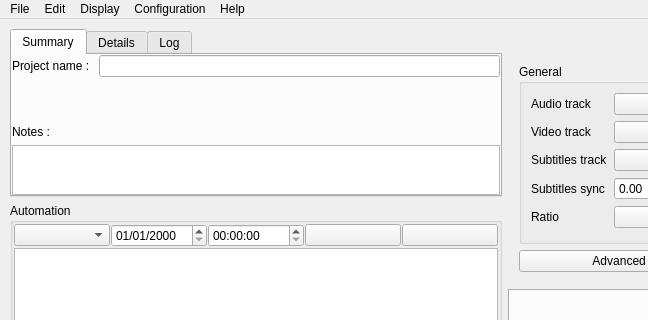
Old version of the form src/mainwindow.ui in the repository cinemaouvert/OPP; both pictures show x 0 to 648 and y 0 to 320 of the 1287 by 652 pixel window.
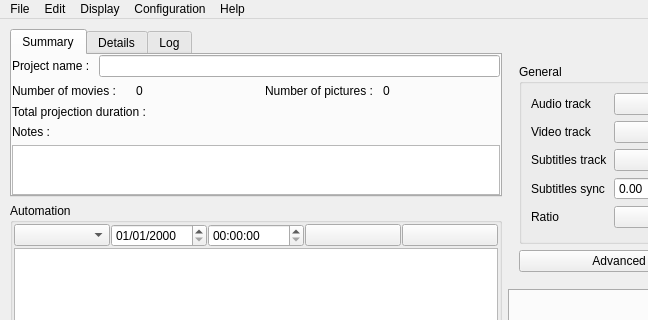
New version of the form. Icons and pictures are not drawn. Custom widgets are drawn as their Qt base class.

Commit message: add layout for project summary and reafctored bad code

What changed in the file:
```diff
--- a/src/mainwindow.ui
+++ b/src/mainwindow.ui
@@ -89,18 +89,60 @@
              </layout>
             </item>
             <item>
-             <widget class="QLabel" name="nbrfilmlabel">
+             <layout class="QHBoxLayout" name="horizontalLayout_9">
+              <item>
+               <widget class="QLabel" name="label_3">
               <property name="text">
-               <string/>
+                 <string>Number of movies : </string>
               </property>
              </widget>
             </item>
+              <item alignment="Qt::AlignLeft">
+               <widget class="QLabel" name="countMoviesLabel">
+                <property name="text">
+                 <string>0</string>
+                </property>
+               </widget>
+              </item>
+              <item alignment="Qt::AlignRight">
+               <widget class="QLabel" name="label_4">
+                <property name="text">
+                 <string>Number of pictures : </string>
+                </property>
+               </widget>
+              </item>
             <item>
-             <widget class="QLabel" name="durelabel_2">
+               <widget class="QLabel" name="countPicturesLabel">
               <property name="text">
+                 <string>0</string>
+                </property>
+               </widget>
+              </item>
+             </layout>
+            </item>
+            <item>
+             <layout class="QHBoxLayout" name="horizontalLayout_10">
+              <item>
+               <widget class="QLabel" name="label_7">
+                <property name="sizePolicy">
+                 <sizepolicy hsizetype="Fixed" vsizetype="Preferred">
+                  <horstretch>0</horstretch>
+                  <verstretch>0</verstretch>
+                 </sizepolicy>
+                </property>
+                <property name="text">
+                 <string>Total projection duration : </string>
+                </property>
+               </widget>
+              </item>
+              <item>
+               <widget class="QLabel" name="totalDurationLabel">
+                <property name="text">
                <string/>
               </property>
              </widget>
+              </item>
+             </layout>
             </item>
             <item>
              <layout class="QVBoxLayout" name="verticalLayout_17">
```
Lines whose indentation alone changed are shown as unchanged. The commit also changes 5 other files.
